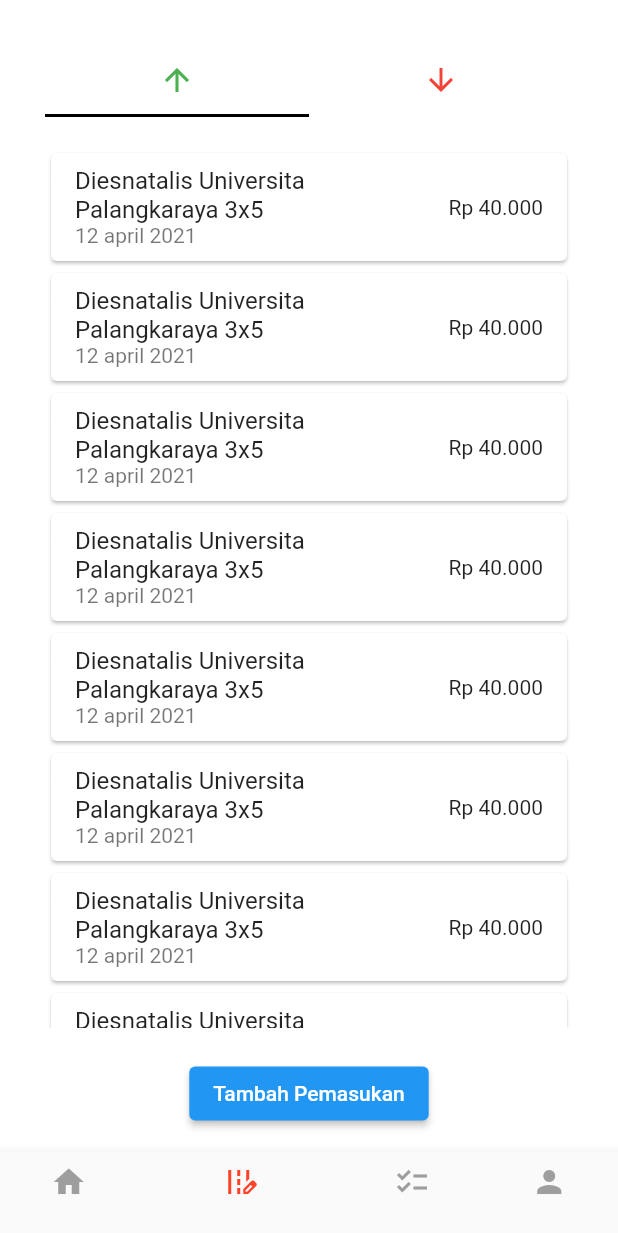
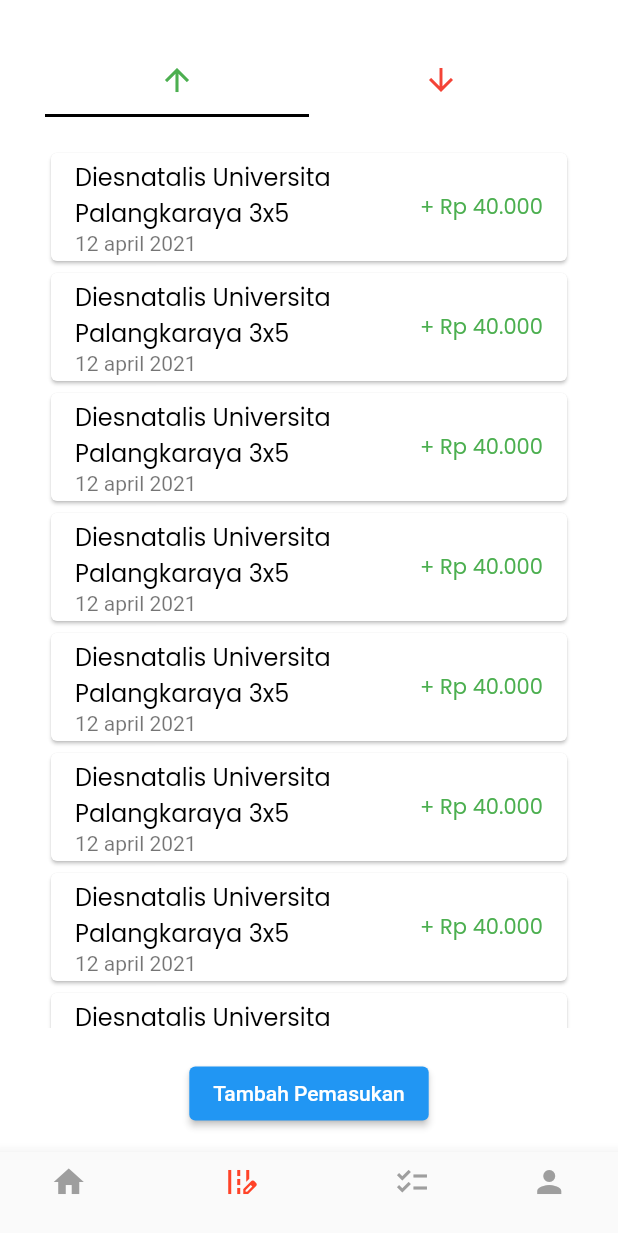
Before and after one commit to Hayolox/moneyku, a Flutter app: the MainScreen screen opened by its route, item 2 of the bottom bar chosen, on a phone screen of 412 x 824 dp. Shown: the top 1233 px of the screen. Run offline on Flutter 3.47's test engine with Material 2 defaults, Android fonts, the light colour scheme and no system bars; our stand-ins replace awesome_dialog, delayed_display, email_validator, google_fonts, lottie; missing offline and left inert: transition; network calls fail.

Commit message:
add style

```diff
--- a/lib/screen/home/home_screen.dart
+++ b/lib/screen/home/home_screen.dart
@@ -159,7 +159,7 @@
             height: 30,
           ),
           Text(
-            'history',
+            'History',
             style: primaryTextStyle.copyWith(
               fontSize: 24,
             ),
--- a/lib/screen/notes/notes_screen.dart
+++ b/lib/screen/notes/notes_screen.dart
@@ -1,6 +1,7 @@
 import 'package:flutter/material.dart';
 import 'package:moneyku/screen/notes/add_%20expenditure_screen.dart';
 import 'package:moneyku/screen/notes/add_income_screen.dart';
+import 'package:moneyku/theme.dart';
 import 'package:transition/transition.dart';
 
 class NoteScreen extends StatelessWidget {
@@ -18,12 +19,22 @@
               child: ListView.builder(
                 itemCount: 10,
                 itemBuilder: (context, index) {
-                  return const Card(
+                  return Card(
                     shadowColor: Colors.black,
                     child: ListTile(
-                      title: Text('Diesnatalis Universita Palangkaraya 3x5'),
-                      subtitle: Text('12 april 2021'),
-                      trailing: Text('Rp 40.000'),
+                      title: Text(
+                        'Diesnatalis Universita Palangkaraya 3x5',
+                        style: primaryTextStyle.copyWith(),
+                      ),
+                      subtitle: const Text(
+                        '12 april 2021',
+                      ),
+                      trailing: Text(
+                        '+ Rp 40.000',
+                        style: primaryTextStyle.copyWith(
+                          color: Colors.green,
+                        ),
+                      ),
                     ),
                   );
                 },
@@ -60,12 +71,22 @@
               child: ListView.builder(
                 itemCount: 10,
                 itemBuilder: (context, index) {
-                  return const Card(
+                  return Card(
                     shadowColor: Colors.black,
                     child: ListTile(
-                      title: Text('Diesnatalis Universita Palangkaraya 3x5'),
-                      subtitle: Text('12 april 2021'),
-                      trailing: Text('Rp 40.000'),
+                      title: Text(
+                        'Diesnatalis Universita Palangkaraya 3x5',
+                        style: primaryTextStyle.copyWith(),
+                      ),
+                      subtitle: const Text(
+                        '12 april 2021',
+                      ),
+                      trailing: Text(
+                        '- Rp 40.000',
+                        style: primaryTextStyle.copyWith(
+                          color: Colors.red,
+                        ),
+                      ),
                     ),
                   );
                 },
```
